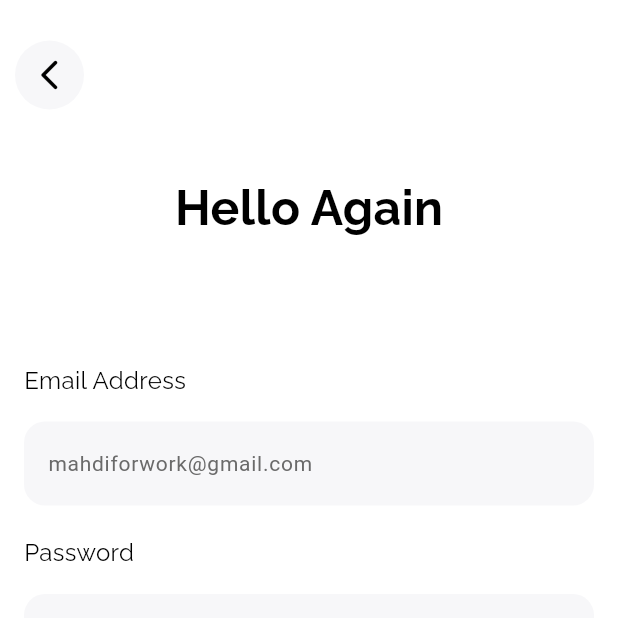
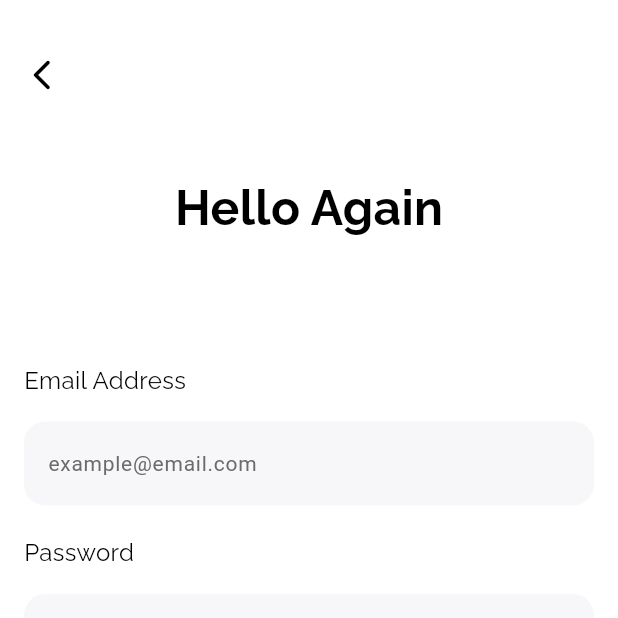
Before and after one commit to LEONSG1/proyek_skripsi, a Flutter app: the screen it shows after launch, on a phone screen of 412 x 824 dp, the top half of it. Run offline on Flutter 3.47's test engine with Material 3 defaults, Android fonts, the light colour scheme and no system bars; our stand-ins replace cloud_firestore, firebase_auth, firebase_core, fluttertoast, google_fonts, open_file and 1 more; accounts and stored records are empty.

Commit message:
fix problem login crash after signout

```diff
--- a/lib/main.dart
+++ b/lib/main.dart
@@ -1,9 +1,9 @@
 // lib/main.dart
 
+import 'package:flutter/material.dart';
+import 'package:firebase_core/firebase_core.dart';
 import 'package:cloud_firestore/cloud_firestore.dart';
-import 'package:flutter/material.dart';
-import 'package:firebase_core/firebase_core.dart';             // ← tambahan
-import 'firebase_options.dart';                                // ← tambahan
+import 'firebase_options.dart';
 import 'package:provider/provider.dart';
 import 'package:intl/date_symbol_data_local.dart';
 
@@ -11,9 +11,6 @@ import 'providers/transaction_provider.dart';
 import 'providers/inventory_provider.dart';
 import 'providers/loan_debt_provider.dart';
 
-import 'presentation/pages/auth/login_page.dart';
-import 'presentation/pages/auth/signup_page.dart';
-import 'presentation/pages/main_navigation.dart';
 import 'presentation/pages/auth/auth_wrapper.dart';
 
 Future<void> main() async {
@@ -24,13 +21,9 @@ Future<void> main() async {
     options: DefaultFirebaseOptions.currentPlatform,
   );
 
-    FirebaseFirestore.instance.settings = const Settings(
+  FirebaseFirestore.instance.settings = const Settings(
     persistenceEnabled: true,
   );
-
-  // ─── INISIALISASI FIREBASE ───────────────────────────────────────
-
-  // ─────────────────────────────────────────────────────────────────
 
   runApp(
     MultiProvider(
@@ -44,35 +37,6 @@ Future<void> main() async {
   );
 }
 
-// Future<void> main() async {
-//   WidgetsFlutterBinding.ensureInitialized();
-
-//   // Inisialisasi format lokal Indonesia
-//   await initializeDateFormatting('id_ID', null);
-
-//   // Inisialisasi Firebase
-//   await Firebase.initializeApp(
-//     options: DefaultFirebaseOptions.currentPlatform,
-//   );
-
-//   // ✅ Aktifkan penyimpanan offline Firestore
-//   FirebaseFirestore.instance.settings = const Settings(
-//     persistenceEnabled: true,
-//   );
-
-//   // Jalankan aplikasi dengan MultiProvider
-//   runApp(
-//     MultiProvider(
-//       providers: [
-//         ChangeNotifierProvider(create: (_) => TransactionProvider()),
-//         ChangeNotifierProvider(create: (_) => InventoryProvider()),
-//         ChangeNotifierProvider(create: (_) => LoanDebtProvider()),
-//       ],
-//       child: const MyApp(),
-//     ),
-//   );
-// }
-
 class MyApp extends StatelessWidget {
   const MyApp({super.key});
 
@@ -85,16 +49,7 @@ class MyApp extends StatelessWidget {
         primarySwatch: Colors.orange,
         useMaterial3: true,
       ),
-
-      // 1) daftar semua route yang dipakai AuthService
-      routes: {
-        '/login': (_) =>  Login(),
-        '/signup': (_) =>  Signup(),
-        '/main': (_) => const MainNavigation(),
-      },
-
-      // 2) entry point: pakai wrapper yang cek status auth
-      home: const AuthWrapper(),
+      home: const AuthWrapper(), // ✅ AuthWrapper jadi satu-satunya entry point
     );
   }
 }
--- a/lib/presentation/pages/auth/auth_wrapper.dart
+++ b/lib/presentation/pages/auth/auth_wrapper.dart
@@ -1,8 +1,8 @@
 import 'package:flutter/material.dart';
 import 'package:firebase_auth/firebase_auth.dart';
 
+import '../main_navigation.dart';
 import 'login_page.dart';
-import '../main_navigation.dart';
 
 class AuthWrapper extends StatelessWidget {
   const AuthWrapper({super.key});
@@ -12,11 +12,20 @@ class AuthWrapper extends StatelessWidget {
     return StreamBuilder<User?>(
       stream: FirebaseAuth.instance.authStateChanges(),
       builder: (context, snapshot) {
+        // ⏳ Sambil menunggu status auth (saat app baru dibuka)
         if (snapshot.connectionState == ConnectionState.waiting) {
-          return const Scaffold(body: Center(child: CircularProgressIndicator()));
+          return const Scaffold(
+            body: Center(child: CircularProgressIndicator()),
+          );
         }
-        // kalau sudah login → MainNavigation, kalau belum → LoginPage
-        return snapshot.hasData ? const MainNavigation() : Login();
+
+        // ✅ Jika user sudah login → masuk ke MainNavigation
+        // ❌ Jika belum login → tampilkan LoginPage
+        if (snapshot.hasData) {
+          return const MainNavigation();
+        } else {
+          return const Login();
+        }
       },
     );
   }
--- a/lib/presentation/pages/auth/login_page.dart
+++ b/lib/presentation/pages/auth/login_page.dart
@@ -1,68 +1,65 @@
+import 'package:flutter/material.dart';
+import 'package:flutter/gestures.dart';
+import 'package:google_fonts/google_fonts.dart';
+import 'package:proyek_baru/services/auth_service.dart';
 import 'signup_page.dart';
-import 'package:proyek_baru/services/auth_service.dart';
-import 'package:flutter/gestures.dart';
-import 'package:flutter/material.dart';
-import 'package:google_fonts/google_fonts.dart';
 
-class Login extends StatelessWidget {
-  Login({super.key});
+class Login extends StatefulWidget {
+  const Login({super.key});
 
-  final TextEditingController _emailController = TextEditingController();
-  final TextEditingController _passwordController = TextEditingController();
+  @override
+  State<Login> createState() => _LoginState();
+}
+
+class _LoginState extends State<Login> {
+  final _emailController = TextEditingController();
+  final _passwordController = TextEditingController();
+
+  @override
+  void dispose() {
+    _emailController.dispose();
+    _passwordController.dispose();
+    super.dispose();
+  }
 
   @override
   Widget build(BuildContext context) {
+
+
     return Scaffold(
       backgroundColor: Colors.white,
       resizeToAvoidBottomInset: true,
-      bottomNavigationBar: _signup(context),
+      bottomNavigationBar: _signupText(context),
       appBar: AppBar(
         backgroundColor: Colors.transparent,
         elevation: 0,
         toolbarHeight: 100,
-        leading: GestureDetector(
-          onTap: () {
-            Navigator.pop(context);
-          },
-          child: Container(
-            margin: const EdgeInsets.only(left: 10),
-            decoration: const BoxDecoration(
-              color: Color(0xffF7F7F9),
-              shape: BoxShape.circle
-            ),
-            child: const Center(
-              child: Icon(
-                Icons.arrow_back_ios_new_rounded,
-                color: Colors.black,
-              ),
-            ),
-          ),
+        leading: IconButton(
+          icon: const Icon(Icons.arrow_back_ios_new_rounded, color: Colors.black),
+          onPressed: () => Navigator.maybePop(context),
         ),
       ),
       body: SafeArea(
         child: SingleChildScrollView(
-         padding: const EdgeInsets.symmetric(horizontal: 16,vertical: 16),
+          padding: const EdgeInsets.symmetric(horizontal: 16, vertical: 16),
           child: Column(
-            mainAxisAlignment: MainAxisAlignment.start,
             children: [
-              Center(
-                child: Text(
+              Text(
                 'Hello Again',
                 style: GoogleFonts.raleway(
                   textStyle: const TextStyle(
                     color: Colors.black,
                     fontWeight: FontWeight.bold,
-                      fontSize: 32
-                    )
+                    fontSize: 32,
                   ),
                 ),
               ),
-              const SizedBox(height: 80,),
-               _emailAddress(),
-               const SizedBox(height: 20,),
-               _password(),
-               const SizedBox(height: 50,),
-               _signin(context),
+              const SizedBox(height: 80),
+              _buildEmailField(),
+              const SizedBox(height: 20),
+              _buildPasswordField(),
+              const SizedBox(height: 50),
+              _buildSignInButton(context),
             ],
           ),
         ),
@@ -70,97 +67,82 @@ class Login extends StatelessWidget {
     );
   }
 
-  Widget _emailAddress() {
+  Widget _buildEmailField() {
     return Column(
-      mainAxisAlignment: MainAxisAlignment.start,
       crossAxisAlignment: CrossAxisAlignment.start,
       children: [
-        Text(
-          'Email Address',
+        Text('Email Address',
             style: GoogleFonts.raleway(
-            textStyle: const TextStyle(
+              fontSize: 16,
               color: Colors.black,
-              fontWeight: FontWeight.normal,
-              fontSize: 16
-            )
-          ),
-        ),
-        const SizedBox(height: 16,),
+            )),
+        const SizedBox(height: 16),
         TextField(
           controller: _emailController,
           decoration: InputDecoration(
             filled: true,
-            hintText: 'mahdiforwork@gmail.com',
+            hintText: 'example@email.com',
             hintStyle: const TextStyle(
               color: Color(0xff6A6A6A),
-              fontWeight: FontWeight.normal,
-              fontSize: 14
+              fontSize: 14,
             ),
-            fillColor: const Color(0xffF7F7F9) ,
+            fillColor: const Color(0xffF7F7F9),
             border: OutlineInputBorder(
+              borderRadius: BorderRadius.circular(14),
               borderSide: BorderSide.none,
-              borderRadius: BorderRadius.circular(14)
-            )
             ),
-        )
+          ),
+        ),
       ],
     );
   }
 
-  Widget _password() {
+  Widget _buildPasswordField() {
     return Column(
-      mainAxisAlignment: MainAxisAlignment.start,
       crossAxisAlignment: CrossAxisAlignment.start,
       children: [
-        Text(
-          'Password',
+        Text('Password',
             style: GoogleFonts.raleway(
-            textStyle: const TextStyle(
+              fontSize: 16,
               color: Colors.black,
-              fontWeight: FontWeight.normal,
-              fontSize: 16
-            )
+            )),
+        const SizedBox(height: 16),
+        TextField(
+          controller: _passwordController,
+          obscureText: true,
+          decoration: InputDecoration(
+            filled: true,
+            fillColor: const Color(0xffF7F7F9),
+            border: OutlineInputBorder(
+              borderRadius: BorderRadius.circular(14),
+              borderSide: BorderSide.none,
             ),
           ),
-        const SizedBox(height: 16,),
-        TextField(
-          obscureText: true,
-          controller: _passwordController,
-          decoration: InputDecoration(
-            filled: true,
-            fillColor: const Color(0xffF7F7F9) ,
-            border: OutlineInputBorder(
-              borderSide: BorderSide.none,
-              borderRadius: BorderRadius.circular(14)
-            )
         ),
-        )
       ],
     );
   }
 
-  Widget _signin(BuildContext context) {
+  Widget _buildSignInButton(BuildContext context) {
     return ElevatedButton(
+      onPressed: () async {
+        await AuthService().signin(
+          email: _emailController.text.trim(),
+          password: _passwordController.text.trim(),
+          context: context,
+        );
+      },
       style: ElevatedButton.styleFrom(
         backgroundColor: const Color(0xff0D6EFD),
-        shape: RoundedRectangleBorder(
-          borderRadius: BorderRadius.circular(14),
-        ),
         minimumSize: const Size(double.infinity, 60),
+        shape: RoundedRectangleBorder(borderRadius: BorderRadius.circular(14)),
         elevation: 0,
       ),
-      onPressed: () async {
-        await AuthService().signin(
-          email: _emailController.text,
-          password: _passwordController.text,
-          context: context
-        );
-      },
-      child: const Text("Sign In"),
+      child: const Text('Sign In'),
     );
   }
 
-  Widget _signup(BuildContext context) {
+  Widget _signupText(BuildContext context) {
     return Padding(
       padding: const EdgeInsets.only(bottom: 16),
       child: RichText(
@@ -171,28 +153,23 @@ class Login extends StatelessWidget {
               text: "New User? ",
               style: TextStyle(
                 color: Color(0xff6A6A6A),
-                  fontWeight: FontWeight.normal,
-                  fontSize: 16
+                fontSize: 16,
               ),
             ),
             TextSpan(
               text: "Create Account",
               style: const TextStyle(
                 color: Color(0xff1A1D1E),
-                    fontWeight: FontWeight.normal,
-                    fontSize: 16
+                fontSize: 16,
               ),
-                  recognizer: TapGestureRecognizer()..onTap = () {
-                    Navigator.push(
+              recognizer: TapGestureRecognizer()
+                ..onTap = () => Navigator.push(
                       context,
-                      MaterialPageRoute(
-                        builder: (context) => Signup()
+                      MaterialPageRoute(builder: (_) =>  const Signup()),
                     ),
-                    );
-                  }
             ),
-          ]
-        )
+          ],
+        ),
       ),
     );
   }
--- a/lib/providers/inventory_provider.dart
+++ b/lib/providers/inventory_provider.dart
@@ -18,6 +18,11 @@ class InventoryProvider extends ChangeNotifier {
 
   /// 🔄 Real-time sync from Firestore
   void listenToInventory(String uid) {
+    if (uid.isEmpty) {
+    debugPrint('❗ UID kosong, batal listen');
+    return;
+  }
+
     debugPrint('[InventoryProvider] Listening to UID: $uid');
 
     _subscription?.cancel();
--- a/lib/providers/loan_debt_provider.dart
+++ b/lib/providers/loan_debt_provider.dart
@@ -11,6 +11,11 @@ class LoanDebtProvider extends ChangeNotifier {
   List<LoanDebtModel> get items => List.unmodifiable(_items);
 
   void listenToLoanDebts(String uid) {
+    if (uid.isEmpty) {
+    debugPrint('❗ UID kosong, batal listen');
+    return;
+  }
+
     debugPrint('[LoanDebtProvider] Listening to UID: $uid');
 
     _subscription?.cancel();
```
Also changed, not shown: lib/presentation/pages/auth/signup_page.dart (+80 -91 lines), lib/providers/transaction_provider.dart (+10 -8 lines), lib/services/auth_service.dart (+23 -11 lines). Lines whose indentation alone changed are shown as unchanged.
